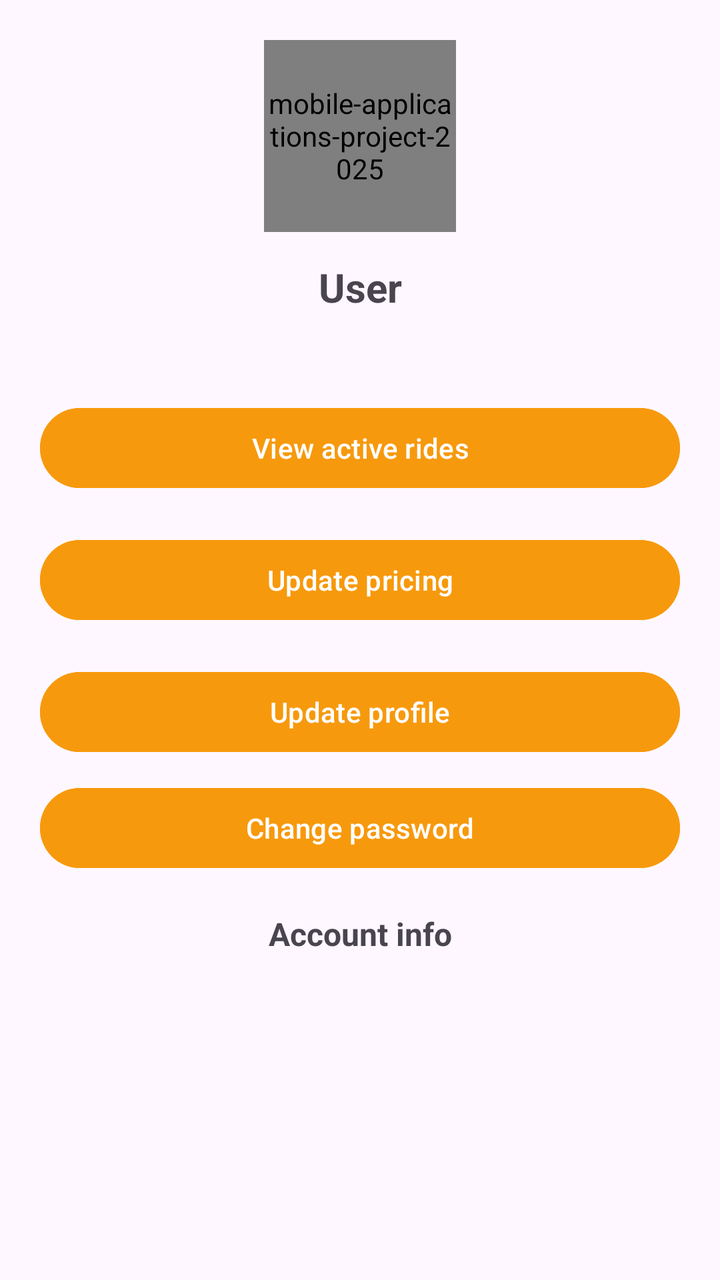
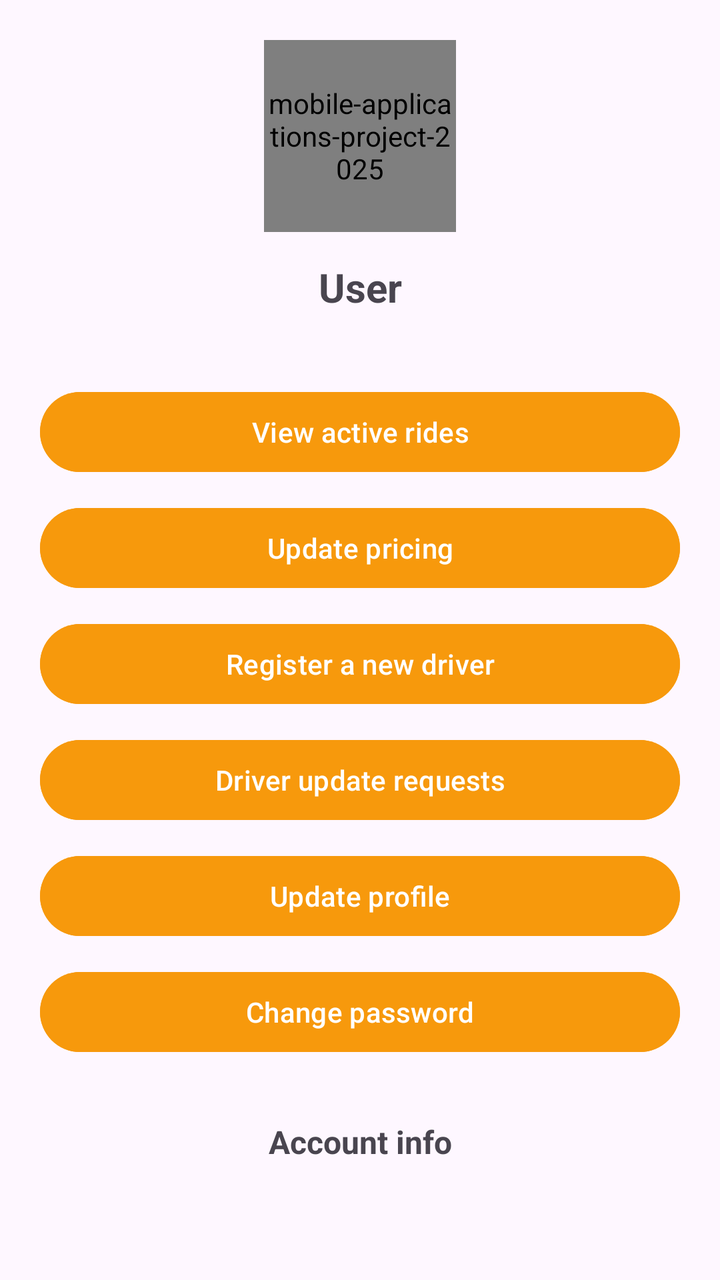

Compare the two renders of this Android layout. The source of the first and the diff that turns it into the second are given below.
<!-- AndroidManifest.xml: application theme Theme.Mobileapplicationsproject2025 -->
<!-- res/layout/fragment_my_account.xml -->
<?xml version="1.0" encoding="utf-8"?>
<ScrollView xmlns:android="http://schemas.android.com/apk/res/android"
    xmlns:app="http://schemas.android.com/apk/res-auto"
    xmlns:tools="http://schemas.android.com/tools"
    android:id="@+id/scrollRoot"
    android:layout_width="match_parent"
    android:layout_height="match_parent"
    android:fillViewport="true"
    tools:context=".MyAccountFragment">

    <LinearLayout
        android:layout_width="match_parent"
        android:layout_height="wrap_content"
        android:orientation="vertical"
        android:padding="20dp">

        <de.hdodenhof.circleimageview.CircleImageView
            android:id="@+id/ivProfile"
            android:layout_width="96dp"
            android:layout_height="96dp"
            android:layout_gravity="center_horizontal"
            android:contentDescription="@string/app_name"
            android:src="@drawable/ic_launcher_foreground"
            android:scaleType="centerCrop" />

        <TextView
            android:id="@+id/tvFullName"
            android:layout_width="match_parent"
            android:layout_height="wrap_content"
            android:layout_marginTop="14dp"
            android:gravity="center"
            android:text="User"
            android:textSize="20sp"
            android:textStyle="bold" />

        <TextView
            android:id="@+id/tvEmail"
            android:layout_width="match_parent"
            android:layout_height="wrap_content"
            android:layout_marginTop="6dp"
            android:gravity="center"
            android:text=""
            android:textSize="14sp" />

        <com.google.android.material.button.MaterialButton
            android:id="@+id/btnViewActiveRides"
            android:layout_width="match_parent"
            android:layout_height="wrap_content"
            android:layout_marginTop="18dp"
            android:textColor="#FFFFFF"
            android:backgroundTint="@color/orange_action"
            android:text="View active rides" />

        <com.google.android.material.button.MaterialButton
            android:id="@+id/btnUpdatePricing"
            android:layout_width="match_parent"
            android:layout_height="wrap_content"
            android:layout_marginTop="18dp"
            android:textColor="#FFFFFF"
            android:backgroundTint="@color/orange_action"
            android:text="Update pricing" />

        <com.google.android.material.button.MaterialButton
            android:id="@+id/btnDriverUpdateRequests"
            android:layout_width="match_parent"
            android:layout_height="wrap_content"
            android:layout_marginTop="10dp"
            android:textColor="#FFFFFF"
            android:backgroundTint="@color/orange_action"
            android:text="Driver update requests"
            android:visibility="gone" />

        <com.google.android.material.button.MaterialButton
            android:id="@+id/btnUpdateProfile"
            android:layout_width="match_parent"
            android:layout_height="wrap_content"
            android:layout_marginTop="18dp"
            android:textColor="#FFFFFF"
            android:backgroundTint="@color/orange_action"
            android:text="Update profile" />

        <com.google.android.material.button.MaterialButton
            android:id="@+id/btnChangePassword"
            android:layout_width="match_parent"
            android:layout_height="wrap_content"
            android:layout_marginTop="10dp"
            android:textColor="#FFFFFF"
            android:backgroundTint="@color/orange_action"
            android:text="Change password" />

        <TextView
            android:layout_width="match_parent"
            android:layout_height="wrap_content"
            android:layout_marginTop="18dp"
            android:text="Account info"
            android:textAlignment="center"
            android:textSize="16sp"
            android:textStyle="bold" />

        <LinearLayout
            android:id="@+id/infoContainer"
            android:layout_width="match_parent"
            android:layout_height="wrap_content"
            android:layout_marginTop="10dp"
            android:orientation="vertical" />
    </LinearLayout>
</ScrollView>
<!-- resources referenced by this layout -->
<resources>
  <color name="orange_action">#F7990C</color>
  <!-- drawable ic_launcher_foreground (drawable) -->
  <vector xmlns:android="http://schemas.android.com/apk/res/android"
      xmlns:aapt="http://schemas.android.com/aapt"
      android:width="108dp"
      android:height="108dp"
      android:viewportWidth="108"
      android:viewportHeight="108">
      <path android:pathData="M31,63.928c0,0 6.4,-11 12.1,-13.1c7.2,-2.6 26,-1.4 26,-1.4l38.1,38.1L107,108.928l-32,-1L31,63.928z">
          <aapt:attr name="android:fillColor">
              <gradient
                  android:endX="85.84757"
                  android:endY="92.4963"
                  android:startX="42.9492"
                  android:startY="49.59793"
                  android:type="linear">
                  <item
                      android:color="#44000000"
                      android:offset="0.0" />
                  <item
                      android:color="#00000000"
                      android:offset="1.0" />
              </gradient>
          </aapt:attr>
      </path>
      <path
          android:fillColor="#FFFFFF"
          android:fillType="nonZero"
          android:pathData="M65.3,45.828l3.8,-6.6c0.2,-0.4 0.1,-0.9 -0.3,-1.1c-0.4,-0.2 -0.9,-0.1 -1.1,0.3l-3.9,6.7c-6.3,-2.8 -13.4,-2.8 -19.7,0l-3.9,-6.7c-0.2,-0.4 -0.7,-0.5 -1.1,-0.3C38.8,38.328 38.7,38.828 38.9,39.228l3.8,6.6C36.2,49.428 31.7,56.028 31,63.928h46C76.3,56.028 71.8,49.428 65.3,45.828zM43.4,57.328c-0.8,0 -1.5,-0.5 -1.8,-1.2c-0.3,-0.7 -0.1,-1.5 0.4,-2.1c0.5,-0.5 1.4,-0.7 2.1,-0.4c0.7,0.3 1.2,1 1.2,1.8C45.3,56.528 44.5,57.328 43.4,57.328L43.4,57.328zM64.6,57.328c-0.8,0 -1.5,-0.5 -1.8,-1.2s-0.1,-1.5 0.4,-2.1c0.5,-0.5 1.4,-0.7 2.1,-0.4c0.7,0.3 1.2,1 1.2,1.8C66.5,56.528 65.6,57.328 64.6,57.328L64.6,57.328z"
          android:strokeWidth="1"
          android:strokeColor="#00000000" />
  </vector>
  <string name="app_name">mobile-applications-project-2025</string>
  <style name="Theme.Mobileapplicationsproject2025" parent="Base.Theme.Mobileapplicationsproject2025" />
  <style name="Base.Theme.Mobileapplicationsproject2025" parent="Theme.Material3.DayNight.NoActionBar">
          
          
      </style>
</resources>

<!-- the commit's change to res/layout/fragment_my_account.xml (unified diff, before → after) -->
@@ -46,7 +46,7 @@
             android:id="@+id/btnViewActiveRides"
             android:layout_width="match_parent"
             android:layout_height="wrap_content"
-            android:layout_marginTop="18dp"
+            android:layout_marginTop="10dp"
             android:textColor="#FFFFFF"
             android:backgroundTint="@color/orange_action"
             android:text="View active rides" />
@@ -55,10 +55,19 @@
             android:id="@+id/btnUpdatePricing"
             android:layout_width="match_parent"
             android:layout_height="wrap_content"
-            android:layout_marginTop="18dp"
+            android:layout_marginTop="10dp"
             android:textColor="#FFFFFF"
             android:backgroundTint="@color/orange_action"
             android:text="Update pricing" />
+
+        <com.google.android.material.button.MaterialButton
+            android:id="@+id/btnRegisterDriver"
+            android:layout_width="match_parent"
+            android:layout_height="wrap_content"
+            android:layout_marginTop="10dp"
+            android:textColor="#FFFFFF"
+            android:backgroundTint="@color/orange_action"
+            android:text="Register a new driver" />
 
         <com.google.android.material.button.MaterialButton
             android:id="@+id/btnDriverUpdateRequests"
@@ -67,14 +76,13 @@
             android:layout_marginTop="10dp"
             android:textColor="#FFFFFF"
             android:backgroundTint="@color/orange_action"
-            android:text="Driver update requests"
-            android:visibility="gone" />
+            android:text="Driver update requests" />
 
         <com.google.android.material.button.MaterialButton
             android:id="@+id/btnUpdateProfile"
             android:layout_width="match_parent"
             android:layout_height="wrap_content"
-            android:layout_marginTop="18dp"
+            android:layout_marginTop="10dp"
             android:textColor="#FFFFFF"
             android:backgroundTint="@color/orange_action"
             android:text="Update profile" />
@@ -91,7 +99,7 @@
         <TextView
             android:layout_width="match_parent"
             android:layout_height="wrap_content"
-            android:layout_marginTop="18dp"
+            android:layout_marginTop="30dp"
             android:text="Account info"
             android:textAlignment="center"
             android:textSize="16sp"
